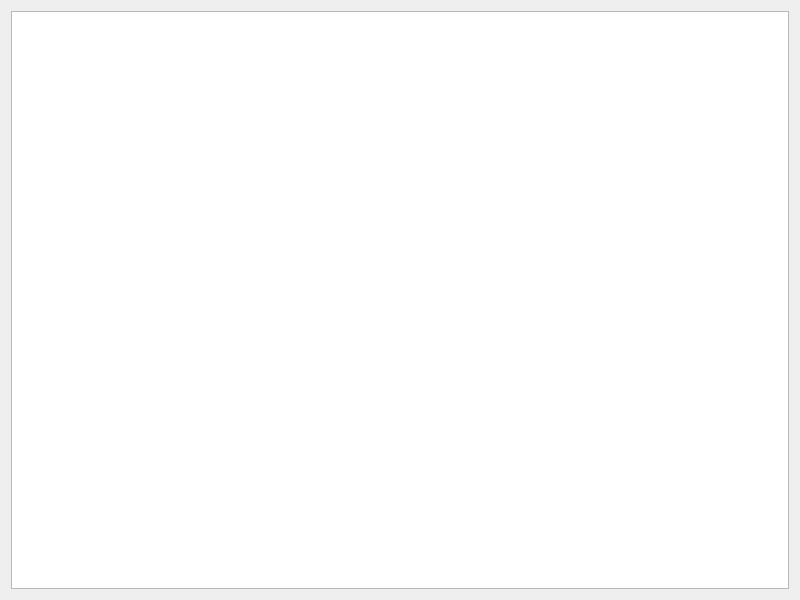
Old version of the form ui/vekExtendDebug.ui in the repository gfdgd-xi/vekcode.
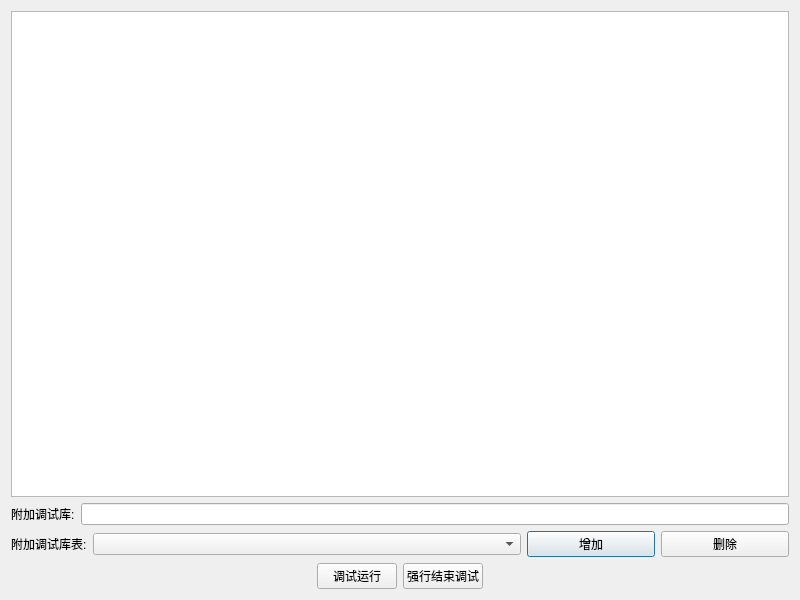
New version of the form.

Diff of the .ui file:
```diff
--- a/ui/vekExtendDebug.ui
+++ b/ui/vekExtendDebug.ui
@@ -21,14 +21,14 @@
   </property>
   <property name="maximumSize">
    <size>
-    <width>800</width>
-    <height>600</height>
+    <width>16777215</width>
+    <height>16777215</height>
    </size>
   </property>
   <property name="windowTitle">
    <string>VekDebug</string>
   </property>
-  <layout class="QVBoxLayout" name="verticalLayout_3">
+  <layout class="QVBoxLayout" name="verticalLayout_3" stretch="80,20">
    <item>
     <layout class="QVBoxLayout" name="verticalLayout" stretch="50">
      <property name="spacing">
@@ -58,6 +58,96 @@
      </item>
     </layout>
    </item>
+   <item>
+    <layout class="QVBoxLayout" name="verticalLayout_2">
+     <item>
+      <layout class="QHBoxLayout" name="horizontalLayout_3">
+       <item>
+        <widget class="QLabel" name="label">
+         <property name="text">
+          <string>附加调试库:</string>
+         </property>
+        </widget>
+       </item>
+       <item>
+        <widget class="QLineEdit" name="lineEdit_DebugDllStr"/>
+       </item>
+      </layout>
+     </item>
+     <item>
+      <layout class="QHBoxLayout" name="horizontalLayout" stretch="1,10,3,3">
+       <item>
+        <widget class="QLabel" name="label_2">
+         <property name="text">
+          <string>附加调试库表:</string>
+         </property>
+        </widget>
+       </item>
+       <item>
+        <widget class="QComboBox" name="comboBox_DebugDllList"/>
+       </item>
+       <item>
+        <widget class="QPushButton" name="pushButton_DebugDllAdd">
+         <property name="text">
+          <string>增加</string>
+         </property>
+        </widget>
+       </item>
+       <item>
+        <widget class="QPushButton" name="pushButton_DebugDllDel">
+         <property name="text">
+          <string>删除</string>
+         </property>
+        </widget>
+       </item>
+      </layout>
+     </item>
+     <item>
+      <layout class="QHBoxLayout" name="horizontalLayout_4">
+       <item>
+        <spacer name="horizontalSpacer">
+         <property name="orientation">
+          <enum>Qt::Horizontal</enum>
+         </property>
+         <property name="sizeHint" stdset="0">
+          <size>
+           <width>40</width>
+           <height>20</height>
+          </size>
+         </property>
+        </spacer>
+       </item>
+       <item>
+        <widget class="QPushButton" name="pushButton_DebugStart">
+         <property name="text">
+          <string>调试运行</string>
+         </property>
+        </widget>
+       </item>
+       <item>
+        <widget class="QPushButton" name="pushButton_DebugForceExit">
+         <property name="text">
+          <string>强行结束调试</string>
+         </property>
+        </widget>
+       </item>
+       <item>
+        <spacer name="horizontalSpacer_2">
+         <property name="orientation">
+          <enum>Qt::Horizontal</enum>
+         </property>
+         <property name="sizeHint" stdset="0">
+          <size>
+           <width>40</width>
+           <height>20</height>
+          </size>
+         </property>
+        </spacer>
+       </item>
+      </layout>
+     </item>
+    </layout>
+   </item>
   </layout>
  </widget>
  <resources/>
```
Left out of the diff: 2 changed lines with no effect on the pictures.
